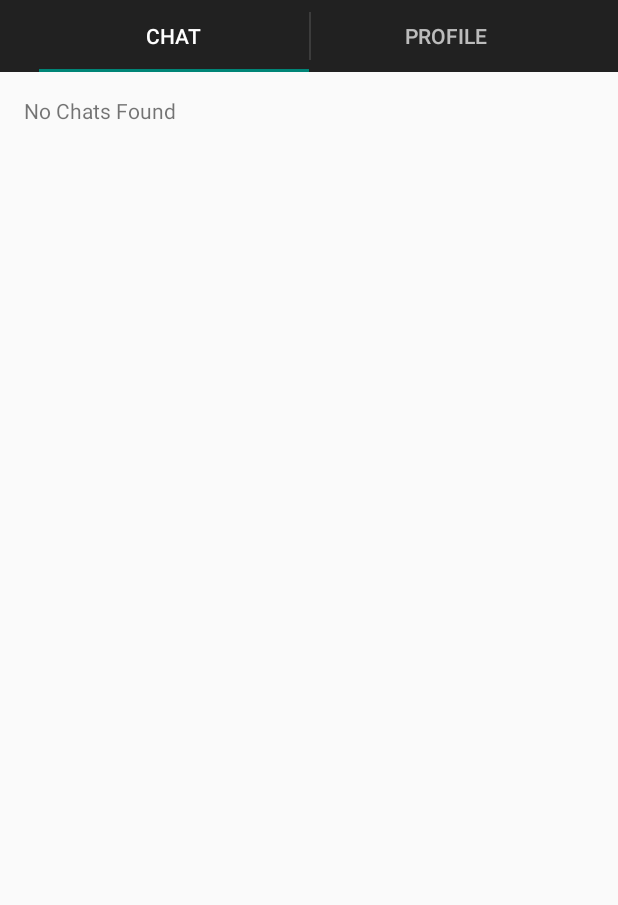
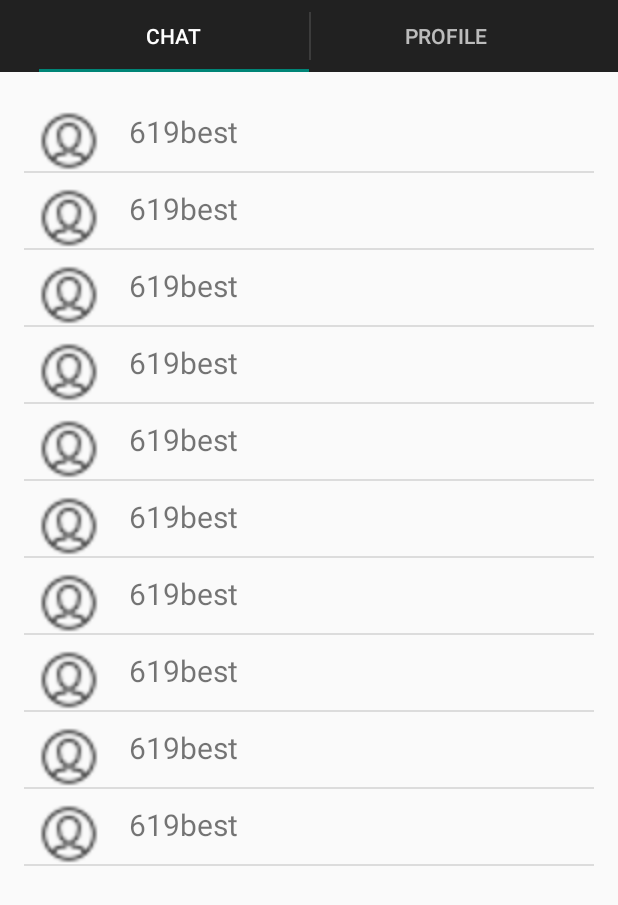
Before and after one commit to shashankvaibhav/TwitterDirect, an Android app: the screen it shows after launch (MainActivity), on a phone screen of 412 x 824 dp. Shown: the top 905 px of the screen. Run offline under Robolectric (Android 15) with nearby library versions, the phone set to English and light mode, and no system bars; libraries missing offline, so code that uses them is left out: com.squareup.okhttp.

Commit message:
Added everything only authentication part is left

```diff
--- a/app/build.gradle
+++ b/app/build.gradle
@@ -22,4 +22,5 @@ android {
 dependencies {
     compile fileTree(dir: 'libs', include: ['*.jar'])
     compile 'com.android.support:appcompat-v7:22.2.1'
+    compile 'com.squareup.okhttp:okhttp:2.4.0'
 }
--- a/app/src/main/java/cube/twitterdirect/InboxFragment.java
+++ b/app/src/main/java/cube/twitterdirect/InboxFragment.java
@@ -1,12 +1,28 @@
 package cube.twitterdirect;
 
 import android.app.ListFragment;
+import android.content.Intent;
 import android.os.Bundle;
+import android.util.Log;
 import android.view.LayoutInflater;
 import android.view.View;
 import android.view.ViewGroup;
+import android.widget.ListView;
+import android.widget.Toast;
+
+import com.squareup.okhttp.FormEncodingBuilder;
+import com.squareup.okhttp.OkHttpClient;
+import com.squareup.okhttp.Request;
+import com.squareup.okhttp.RequestBody;
+import com.squareup.okhttp.Response;
+
+import java.io.IOException;
+
+import cube.twitterdirect.adapter.MessageAdapter;
 
 public class InboxFragment extends android.support.v4.app.ListFragment {
+
+    public static final String TAG = InboxFragment.class.getSimpleName();
 
     @Override
     public View onCreateView(LayoutInflater inflater, ViewGroup container,
@@ -14,4 +30,25 @@ public class InboxFragment extends android.support.v4.app.ListFragment {
         View rootView = inflater.inflate(R.layout.fragment_inbox, container, false);
         return rootView;
     }
+
+    @Override
+    public void onResume() {
+        super.onResume();
+        String[] mUsers = new String[10];
+        for(int i=0;i<=9;i++){
+            mUsers[i] = "619best";
+        }
+        MessageAdapter adapter = new MessageAdapter(getListView().getContext() , mUsers);
+        setListAdapter(adapter);
+    }
+
+    @Override
+    public void onListItemClick(ListView l, View v, int position, long id) {
+        super.onListItemClick(l, v, position, id);
+
+        Intent intent = new Intent(getActivity(),ChatActivity.class);
+        intent.putExtra("RECEIVER","619best");
+        intent.putExtra("RECEIVERID","150617056");
+        startActivity(intent);
+    }
 }
--- a/app/src/main/java/cube/twitterdirect/ProfileFragment.java
+++ b/app/src/main/java/cube/twitterdirect/ProfileFragment.java
@@ -6,6 +6,7 @@ import android.support.v4.app.Fragment;
 import android.support.v4.app.FragmentActivity;
 import android.support.v4.app.FragmentPagerAdapter;
 import android.support.v7.app.AppCompatActivity;
+import android.util.Log;
 import android.view.LayoutInflater;
 import android.view.View;
 import android.view.ViewGroup;
@@ -13,10 +14,22 @@ import android.widget.Button;
 import android.widget.EditText;
 import android.widget.Toast;
 
+import com.squareup.okhttp.Call;
+import com.squareup.okhttp.Callback;
+import com.squareup.okhttp.FormEncodingBuilder;
+import com.squareup.okhttp.MediaType;
+import com.squareup.okhttp.OkHttpClient;
+import com.squareup.okhttp.Request;
+import com.squareup.okhttp.RequestBody;
+import com.squareup.okhttp.Response;
+
+import org.json.JSONException;
+
+import java.io.IOException;
+
 public class ProfileFragment extends Fragment {
 
-    EditText mScreenName;
-    Button mReadyButton;
+    public static final String TAG = ProfileFragment.class.getSimpleName();
 
 
     @Override
@@ -24,21 +37,7 @@ public class ProfileFragment extends Fragment {
                              Bundle savedInstanceState) {
         View rootView = inflater.inflate(R.layout.fragment_profile, container, false);
         return rootView;
+
     }
 
-    @Override
-    public void onResume() {
-        super.onResume();
-
-        mScreenName = (EditText)getView().findViewById(R.id.screenName);
-        mReadyButton = (Button) getView().findViewById(R.id.readyButton);
-        mReadyButton.setOnClickListener(new View.OnClickListener() {
-            @Override
-            public void onClick(View v) {
-                HoldConstants.screenName =  mScreenName.getText().toString();
-                Toast.makeText(getActivity(),"Welcome "+HoldConstants.screenName,Toast.LENGTH_LONG).show();
-            }
-        });
-
-    }
 }
--- /dev/null
+++ b/app/src/main/java/cube/twitterdirect/adapter/MessageAdapter.java
@@ -0,0 +1,68 @@
+package cube.twitterdirect.adapter;
+
+
+import android.content.Context;
+import android.view.LayoutInflater;
+import android.view.View;
+import android.view.ViewGroup;
+import android.widget.BaseAdapter;
+import android.widget.ImageView;
+import android.widget.TextView;
+
+import cube.twitterdirect.InboxFragment;
+import cube.twitterdirect.R;
+
+
+public class MessageAdapter extends BaseAdapter {
+    private Context mContext;
+    private String[] mUser;
+
+    public MessageAdapter(Context context, String[] user){
+        mContext = context;
+        mUser = user;
+    }
+
+    @Override
+    public int getCount() {
+
+        return mUser.length;
+    }
+
+    @Override
+    public Object getItem(int position) {
+
+        return mUser[position];
+    }
+
+    @Override
+    public long getItemId(int position) {
+
+        return 0;
+    }
+
+    @Override
+    public View getView(int position, View convertView, ViewGroup parent) {
+        ViewHolder holder;
+
+        if(convertView == null ){
+            //Brand New
+            convertView = LayoutInflater.from(mContext).inflate(R.layout.message_item , null);
+            holder = new ViewHolder();
+            holder.receiverLabel = (TextView) convertView.findViewById(R.id.screenName);
+            convertView.setTag(holder);
+
+        }
+        else{
+            holder = (ViewHolder) convertView.getTag();
+        }
+
+        String user = mUser [position];
+        holder.receiverLabel.setText(user);
+        return convertView;
+    }
+    private static class ViewHolder{
+
+        TextView receiverLabel;
+
+    }
+}
--- /dev/null
+++ b/app/src/main/java/cube/twitterdirect/adapter/SectionsPagerAdapter.java
@@ -0,0 +1,54 @@
+package cube.twitterdirect.adapter;
+
+import android.content.Context;
+import android.support.v4.app.Fragment;
+import android.support.v4.app.FragmentManager;
+import android.support.v4.app.FragmentPagerAdapter;
+
+import java.util.Locale;
+
+import cube.twitterdirect.InboxFragment;
+import cube.twitterdirect.ProfileFragment;
+import cube.twitterdirect.R;
+
+public class SectionsPagerAdapter extends FragmentPagerAdapter {
+
+    protected Context mContext;
+
+    public SectionsPagerAdapter(Context context,FragmentManager fm) {
+        super(fm);
+        mContext = context;
+    }
+
+    @Override
+    public Fragment getItem(int position) {
+        // getItem is called to instantiate the fragment for the given page.
+        // Return a PlaceholderFragment (defined as a static inner class below).
+        switch(position){
+            case 0 :
+                return new InboxFragment();
+            case 1 :
+                return new ProfileFragment();
+        }
+        return null;
+    }
+
+    @Override
+    public int getCount() {
+        // Show 2 total pages.
+        return 2;
+    }
+
+    @Override
+    public CharSequence getPageTitle(int position) {
+        Locale l = Locale.getDefault();
+        switch (position) {
+            case 0:
+                return mContext.getString(R.string.title_section1).toUpperCase(l);
+            case 1:
+                return mContext.getString(R.string.title_section2).toUpperCase(l);
+
+        }
+        return null;
+    }
+}
--- /dev/null
+++ b/app/src/main/res/layout/message_item.xml
@@ -0,0 +1,29 @@
+<?xml version="1.0" encoding="utf-8"?>
+<RelativeLayout xmlns:android="http://schemas.android.com/apk/res/android"
+                android:layout_width="match_parent"
+                android:layout_height="wrap_content">
+
+    <ImageView
+        android:layout_width="wrap_content"
+        android:layout_height="wrap_content"
+        android:id="@+id/imageView"
+        android:layout_marginLeft="10dp"
+        android:layout_marginTop="10dp"
+        android:src="@drawable/profile_icon"
+        android:minWidth="40dp"
+        android:minHeight="40dp"/>
+
+    <TextView
+        android:layout_width="wrap_content"
+        android:layout_height="wrap_content"
+        android:text="619best"
+        android:id="@+id/screenName"
+        android:layout_alignParentTop="true"
+        android:layout_toRightOf="@+id/imageView"
+        android:layout_toEndOf="@+id/imageView"
+        android:layout_marginTop="10dp"
+        android:textSize="20sp"
+        android:layout_marginLeft="20dp"
+        />
+
+</RelativeLayout>
--- a/app/src/main/res/values/strings.xml
+++ b/app/src/main/res/values/strings.xml
@@ -8,4 +8,5 @@
     <string name="hello_world">Hello world!</string>
 
     <string name="action_settings">Settings</string>
+    <string name="title_activity_chat">ChatActivity</string>
 </resources>
```
Also changed, not shown: app/src/main/AndroidManifest.xml (+14 -4 lines), app/src/main/java/cube/twitterdirect/ChatActivity.java (added, +75 -0 lines), app/src/main/java/cube/twitterdirect/MainActivity.java (+2 -13 lines), app/src/main/res/layout/activity_chat.xml (added, +25 -0 lines), app/src/main/res/layout/fragment_profile.xml (+0 -24 lines), app/src/main/res/menu/menu_chat.xml (added, +9 -0 lines), 1 other file.
